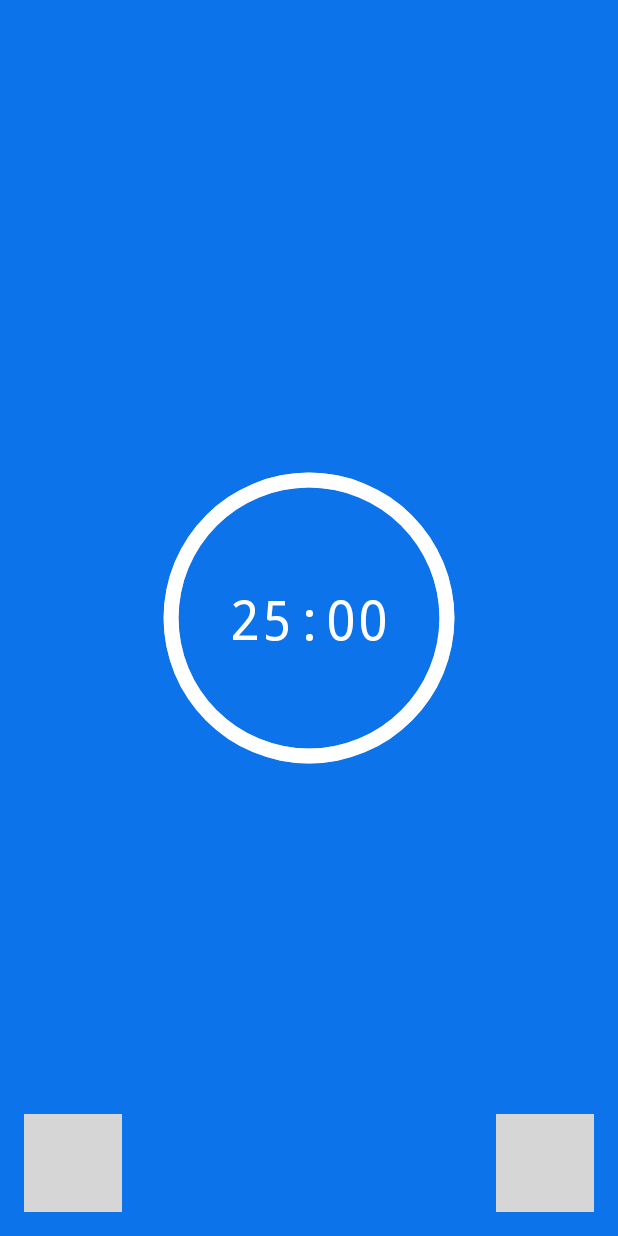
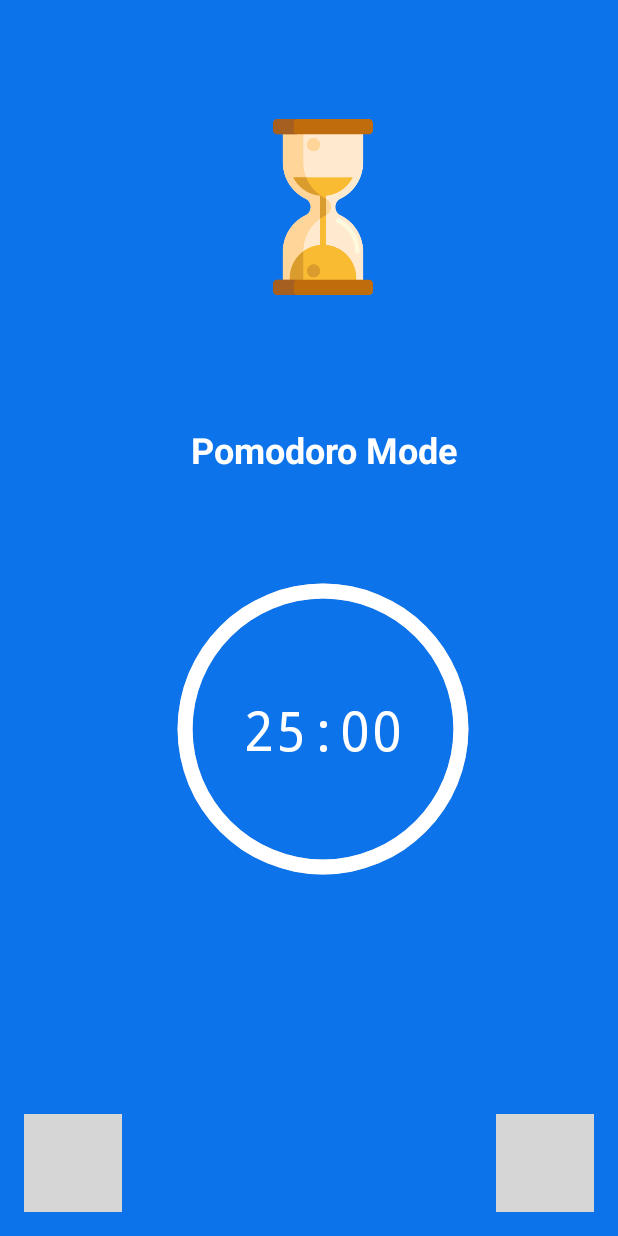
Before and after one commit to SayuriYuto/IOTSMARTSTAND, an Android app: the Pomodoro screen opened directly, with no data from a screen before it, on a phone screen of 412 x 824 dp. Run offline under Robolectric (Android 15) with nearby library versions, the phone set to English and light mode, and no system bars; grey boxes are pictures that could not be loaded.

Commit message:
Updated Pomodoro

```diff
--- a/app/src/main/res/layout/activity_pomodoro.xml
+++ b/app/src/main/res/layout/activity_pomodoro.xml
@@ -8,21 +8,59 @@
         android:background="#0C73EB"
         tools:context=".Pomodoro">
 
+    <TextView
+        android:id="@+id/pomodoro"
+        android:layout_width="wrap_content"
+        android:layout_height="wrap_content"
+        android:layout_marginStart="126dp"
+        android:layout_marginTop="34dp"
+        android:layout_marginEnd="105dp"
+        android:layout_marginBottom="54dp"
+        android:fontFamily="sans-serif"
+        android:foregroundGravity="center"
+        android:gravity="center"
+        android:text="Pomodoro Mode"
+        android:textColor="@color/white"
+        android:textSize="24sp"
+        android:textStyle="bold"
+        app:layout_constraintBottom_toTopOf="@+id/progressBar"
+        app:layout_constraintEnd_toEndOf="parent"
+        app:layout_constraintStart_toStartOf="parent"
+        app:layout_constraintTop_toBottomOf="@+id/sand"
+        tools:ignore="MissingConstraints" />
+
+    <ImageView
+        android:id="@+id/sand"
+        android:layout_width="125dp"
+        android:layout_height="125dp"
+        android:layout_marginStart="140dp"
+        android:layout_marginTop="59dp"
+        android:layout_marginEnd="121dp"
+        android:layout_marginBottom="33dp"
+        android:src="@drawable/deadline"
+        app:layout_constraintBottom_toTopOf="@+id/pomodoro"
+        app:layout_constraintEnd_toEndOf="parent"
+        app:layout_constraintStart_toStartOf="parent"
+        app:layout_constraintTop_toTopOf="parent"
+        tools:ignore="MissingConstraints" />
+
     <ProgressBar
         android:id="@+id/progressBar"
         style="?android:attr/progressBarStyleHorizontal"
         android:layout_width="200dp"
         android:layout_height="200dp"
+        android:background="@drawable/drawable_circle_dark_blue"
         android:fadeScrollbars="false"
         android:max="100"
         android:progress="100"
         android:progressDrawable="@drawable/drawable_circle_yellow"
-            android:background="@drawable/drawable_circle_dark_blue"
         android:rotation="270"
         app:layout_constraintBottom_toBottomOf="parent"
         app:layout_constraintEnd_toEndOf="parent"
+        app:layout_constraintHorizontal_bias="0.545"
         app:layout_constraintStart_toStartOf="parent"
-            app:layout_constraintTop_toTopOf="parent" />
+        app:layout_constraintTop_toTopOf="parent"
+        app:layout_constraintVertical_bias="0.619" />
 
     <TextView
             android:id="@+id/textView"
```
Lines whose indentation alone changed are shown as unchanged.
